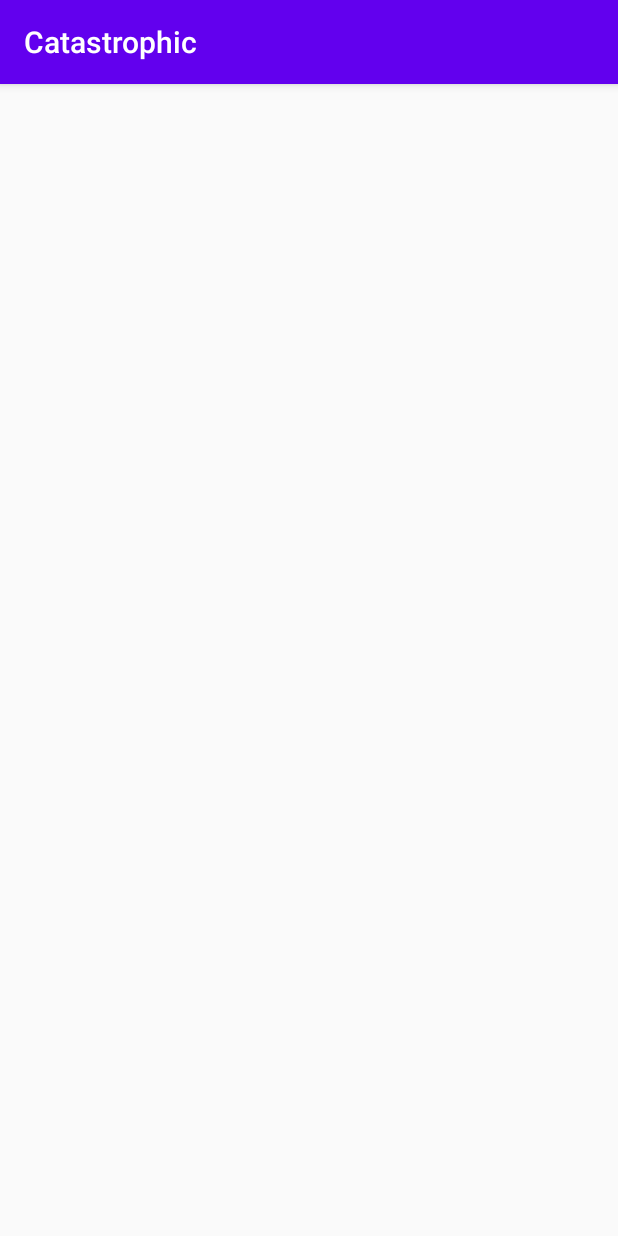
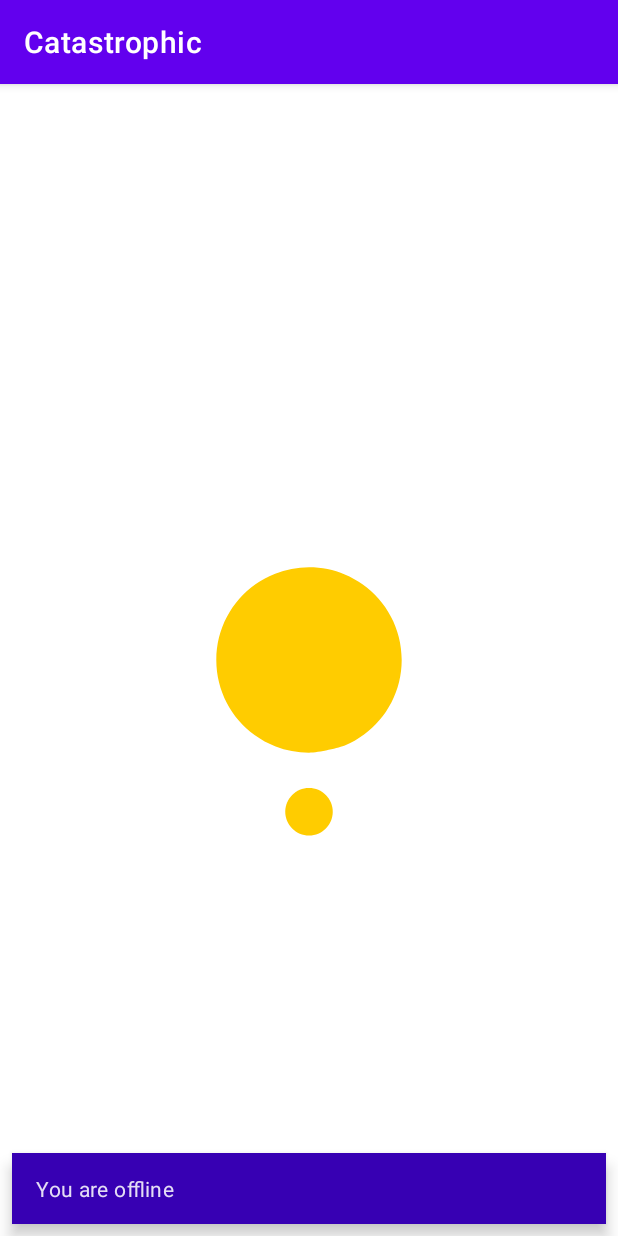
Before and after one commit to Zuhair-Kj/Catastrophic-app, an Android app: the screen it shows after launch (BrowseCatsActivity), on a phone screen of 412 x 824 dp. Run offline under Robolectric (Android 15) with nearby library versions, the phone set to English and light mode, and no system bars; our stand-ins replace Room's generated code, data binding; 4 statements that could not run were skipped.

Commit message:
advanced UI (Offline-Retry-Snackbar)

```diff
--- a/app/build.gradle
+++ b/app/build.gradle
@@ -54,6 +54,7 @@ dependencies {
     implementation 'com.squareup.retrofit2:converter-gson:2.6.4'
     implementation 'com.squareup.okhttp3:logging-interceptor:4.7.2'
     implementation 'com.github.bumptech.glide:glide:4.11.0'
+    implementation 'com.google.android.material:material:1.2.1'
 
     implementation "androidx.room:room-runtime:2.2.5"
     kapt "androidx.room:room-compiler:2.2.5"
--- a/app/src/main/AndroidManifest.xml
+++ b/app/src/main/AndroidManifest.xml
@@ -20,7 +20,7 @@
         </activity>
 
         <meta-data
-            android:name="com.example.catastrophic.LimitCacheSizeGlideModule"
+            android:name="com.example.catastrophic.GlideModule"
             android:value="AppGlideModule" />
     </application>
 
--- a/app/src/main/java/com/example/catastrophic/LimitCacheSizeGlideModule.kt
+++ b/app/src/main/java/com/example/catastrophic/GlideModule.kt
@@ -2,12 +2,11 @@ package com.example.catastrophic
 
 import android.content.Context
 import com.bumptech.glide.GlideBuilder
-import com.bumptech.glide.annotation.GlideModule
 import com.bumptech.glide.load.engine.cache.InternalCacheDiskCacheFactory
 import com.bumptech.glide.load.engine.cache.LruResourceCache
 import com.bumptech.glide.module.AppGlideModule
 
-class LimitCacheSizeGlideModule: AppGlideModule() {
+class GlideModule: AppGlideModule() {
     override fun applyOptions(context: Context, builder: GlideBuilder) {
         builder.setMemoryCache(LruResourceCache(1024 * 1024 * 20))
         builder.setDiskCache(InternalCacheDiskCacheFactory(context, 1024 * 1024 * 100))
--- a/app/src/main/res/values/styles.xml
+++ b/app/src/main/res/values/styles.xml
@@ -1,6 +1,6 @@
 <resources>
     <!-- Base application theme. -->
-    <style name="AppTheme" parent="Theme.AppCompat.Light.DarkActionBar">
+    <style name="AppTheme" parent="@style/Theme.MaterialComponents.Light.DarkActionBar">
         <!-- Customize your theme here. -->
         <item name="colorPrimary">@color/colorPrimary</item>
         <item name="colorPrimaryDark">@color/colorPrimaryDark</item>
--- a/browsing/build.gradle
+++ b/browsing/build.gradle
@@ -61,6 +61,8 @@ dependencies {
     kapt 'com.android.databinding:compiler:3.1.4'
     implementation 'androidx.recyclerview:recyclerview:1.1.0'
     implementation 'androidx.cardview:cardview:1.0.0'
+    implementation 'com.airbnb.android:lottie:3.4.1'
+    implementation 'com.google.android.material:material:1.2.1'
 
     implementation "androidx.room:room-runtime:2.2.5"
     kapt "androidx.room:room-compiler:2.2.5"
--- a/browsing/src/main/java/com/example/browsing/BrowseCatsActivity.kt
+++ b/browsing/src/main/java/com/example/browsing/BrowseCatsActivity.kt
@@ -1,15 +1,18 @@
 package com.example.browsing
 
 import android.os.Bundle
+import android.view.View
 import android.widget.Toast
 import androidx.activity.viewModels
 import androidx.appcompat.app.AppCompatActivity
+import androidx.core.content.ContextCompat
 import androidx.lifecycle.Observer
 import androidx.recyclerview.widget.GridLayoutManager
 import androidx.recyclerview.widget.RecyclerView
 import com.example.browsing.databinding.ActivityBrowseCatsBinding
 import com.example.core.utils.NetworkHelper
 import com.example.core.utils.Resource
+import com.google.android.material.snackbar.Snackbar
 import org.koin.android.ext.android.inject
 import java.lang.StringBuilder
 
@@ -19,6 +22,18 @@ class BrowseCatsActivity: AppCompatActivity() {
     private val browseViewModel: BrowseCatsViewModel by viewModels()
     private val catsAdapter = CatsAdapter()
     private val networkHelper: NetworkHelper by inject()
+    private var tmpIsOnline: Boolean? = null
+    private val onlineSnackbar by lazy {
+        Snackbar.make(binding.coordinatorLayout, R.string.online, Snackbar.LENGTH_SHORT).also {
+            it.view.setBackgroundColor(ContextCompat.getColor(it.context, R.color.colorPrimaryDark))
+        }
+    }
+    private val offlineSnackbar by lazy {
+        Snackbar.make(binding.coordinatorLayout, R.string.offline, Snackbar.LENGTH_INDEFINITE).also {
+            it.view.setBackgroundColor(ContextCompat.getColor(it.context, R.color.colorPrimaryDark))
+        }
+    }
+
     override fun onCreate(savedInstanceState: Bundle?) {
         super.onCreate(savedInstanceState)
         binding = ActivityBrowseCatsBinding.inflate(layoutInflater)
@@ -29,23 +44,50 @@ class BrowseCatsActivity: AppCompatActivity() {
         browseViewModel.catsLiveData.observe(this, Observer {
             when(it.status) {
                 Resource.Status.SUCCESS -> {
+                    binding.lottieLoader.visibility = View.GONE
+                    binding.list.visibility = View.VISIBLE
                     val s = it.data?.fold(StringBuilder(), { acc: StringBuilder, cat: Cat ->
                         acc.append( "${cat.id ?: "id"} - " )
                     }).toString()
                     catsAdapter.replaceItems(it.data ?: emptyList())
                 }
-                else -> {
-                    // Toast.makeText(this@MainActivity, it.message, Toast.LENGTH_SHORT).show()
+                Resource.Status.LOADING -> {
+                    if (catsAdapter.itemCount == 0) {
+                        binding.lottieLoader.visibility = View.VISIBLE
+                        binding.list.visibility = View.GONE
+                        binding.offlineGroup.visibility = View.GONE
+                    }
+                }
+                Resource.Status.ERROR -> {
+                    binding.lottieLoader.visibility = View.GONE
+                    binding.list.visibility = View.VISIBLE
+                    if (catsAdapter.itemCount == 0)
+                        binding.offlineGroup.visibility = View.VISIBLE
                 }
             }
         })
 
         if (savedInstanceState == null) {
             networkHelper.connectivityLiveData.observe(this, Observer {
-                it?.let {
+                it?.let { isOnline ->
+                    if (isOnline ) {
+                        if (tmpIsOnline == false) {
+                            onlineSnackbar.show()
+                            offlineSnackbar.dismiss()
+                            catsAdapter.clear()
+                        }
+                    } else {
+                        onlineSnackbar.dismiss()
+                        offlineSnackbar.show()
+                    }
                     browseViewModel.fetchCats()
                 }
+                tmpIsOnline = it
             })
+        }
+
+        binding.buttonRetry.setOnClickListener {
+            browseViewModel.fetchCats()
         }
     }
 
--- a/browsing/src/main/java/com/example/browsing/BrowseCatsViewModel.kt
+++ b/browsing/src/main/java/com/example/browsing/BrowseCatsViewModel.kt
@@ -15,25 +15,9 @@ class BrowseCatsViewModel: ViewModel(), KoinComponent {
     private val browseCatsRepository: BrowseCatsRepository by inject()
     private val networkHelper: NetworkHelper by inject()
 
-    val itemsFromApi = mutableListOf<Cat>()
-    val catsLiveData = MutableLiveData<Resource<List<Cat>>>()
+    private val itemsFromApi = mutableListOf<Cat>()
+    val catsLiveData = MutableLiveData<Resource<List<Cat>>>(Resource.loading())
     var currentPage = 1
-//    fun fetchCats() {
-//        val exceptionHandler = CoroutineExceptionHandler { _, exception ->
-//            exception.printStackTrace()
-//            catsLiveData.postValue(Resource.error(message = exception.message ?: ""))
-//        }
-//        viewModelScope.launch(Dispatchers.IO + exceptionHandler) {
-//            catsLiveData.postValue(Resource.loading())
-//
-//            val list = browseCatsRepository.fetchCatsFromApi(defaultParamsMap.plus("page" to currentPage.toString()))
-//            list?.let {
-//                browseCatsRepository.save(it)
-//                catsLiveData.postValue(Resource.success(it))
-//                return@launch
-//            }
-//        }
-//    }
 
     fun fetchCats() {
         val exceptionHandler = CoroutineExceptionHandler { _, exception ->
@@ -46,13 +30,20 @@ class BrowseCatsViewModel: ViewModel(), KoinComponent {
             val list = if (networkHelper.connectivityLiveData.value == true)
                 browseCatsRepository.fetchCatsFromApi(defaultParamsMap.plus("limit" to "20").plus("offset" to "${(currentPage - 1)*20}"))
                     ?.also { browseCatsRepository.save(it) }
-                else
-                browseCatsRepository.getAll()
+                else if (itemsFromApi.isEmpty()) {
+                    browseCatsRepository.getAll()
+                } else {
+                emptyList()
+            }
             list?.let {
-                itemsFromApi.addAll(it)
-                catsLiveData.postValue(Resource.success(itemsFromApi))
-                currentPage++
+                if (it.isNotEmpty()) {
+                    itemsFromApi.addAll(it)
+                    catsLiveData.postValue(Resource.success(itemsFromApi))
+                    currentPage++
+                    return@launch
+                }
             }
+            catsLiveData.postValue(Resource.error())
         }
     }
 }
--- a/browsing/src/main/java/com/example/browsing/CatsAdapter.kt
+++ b/browsing/src/main/java/com/example/browsing/CatsAdapter.kt
@@ -12,6 +12,11 @@ class CatsAdapter(private val items: MutableList<Cat> = mutableListOf()): Recycl
         val indexDiff = newItems.size - itemCount
         items.addAll(newItems.subList(itemCount, newItems.size))
         notifyItemRangeInserted(itemCount - indexDiff, itemCount - 1)
+    }
+
+    fun clear() {
+        items.clear()
+        notifyDataSetChanged()
     }
 
     override fun onCreateViewHolder(parent: ViewGroup, viewType: Int): CatViewHolder {
--- a/browsing/src/main/res/layout/activity_browse_cats.xml
+++ b/browsing/src/main/res/layout/activity_browse_cats.xml
@@ -1,5 +1,12 @@
 <?xml version="1.0" encoding="utf-8"?>
-<layout xmlns:android="http://schemas.android.com/apk/res/android">
+<layout xmlns:android="http://schemas.android.com/apk/res/android"
+    xmlns:app="http://schemas.android.com/apk/res-auto"
+    xmlns:tools="http://schemas.android.com/tools">
+
+    <androidx.coordinatorlayout.widget.CoordinatorLayout
+        android:id="@+id/coordinator_layout"
+        android:layout_width="match_parent"
+        android:layout_height="match_parent">
 
         <androidx.constraintlayout.widget.ConstraintLayout
             android:layout_width="match_parent"
@@ -9,7 +16,75 @@
             <androidx.recyclerview.widget.RecyclerView
                 android:id="@+id/list"
                 android:layout_width="match_parent"
-            android:layout_height="match_parent" />
+                android:layout_height="match_parent"
+                app:layout_constraintStart_toStartOf="parent" />
 
+            <com.airbnb.lottie.LottieAnimationView
+                android:id="@+id/lottie_loader"
+                android:layout_width="wrap_content"
+                android:layout_height="wrap_content"
+                android:visibility="gone"
+                app:layout_constraintBottom_toBottomOf="parent"
+                app:layout_constraintEnd_toEndOf="parent"
+                app:layout_constraintStart_toStartOf="parent"
+                app:layout_constraintTop_toTopOf="parent"
+                app:lottie_autoPlay="true"
+                app:lottie_loop="true"
+                app:lottie_rawRes="@raw/loader_lottie" />
+
+            <androidx.constraintlayout.widget.Guideline
+                android:id="@+id/guideline"
+                android:layout_width="0dp"
+                android:layout_height="0dp"
+                android:orientation="horizontal"
+                app:layout_constraintGuide_percent="0.5" />
+
+            <androidx.appcompat.widget.AppCompatImageView
+                android:id="@+id/image_offline"
+                android:layout_width="150dp"
+                android:layout_height="150dp"
+                app:layout_constraintBottom_toTopOf="@id/offline_message"
+                app:layout_constraintEnd_toEndOf="parent"
+                app:layout_constraintStart_toStartOf="parent"
+                app:srcCompat="@drawable/ic_cloud_off_24px"
+                app:tint="@color/colorPrimaryDark" />
+
+            <androidx.appcompat.widget.AppCompatTextView
+                android:id="@+id/offline_message"
+                android:layout_width="wrap_content"
+                android:layout_height="wrap_content"
+                android:layout_marginStart="@dimen/margin_smaldium"
+                android:layout_marginEnd="@dimen/margin_smaldium"
+                android:layout_marginBottom="@dimen/margin_small"
+                android:text="@string/request_failed"
+                android:textAlignment="center"
+                android:textColor="@color/black"
+                android:textSize="@dimen/font_medium"
+                app:layout_constraintBottom_toTopOf="@id/guideline"
+                app:layout_constraintEnd_toEndOf="parent"
+                app:layout_constraintStart_toStartOf="parent" />
+
+            <com.google.android.material.button.MaterialButton
+                android:id="@+id/button_retry"
+                style="@style/Widget.MaterialComponents.Button"
+                android:layout_width="wrap_content"
+                android:layout_height="wrap_content"
+                android:layout_marginTop="@dimen/margin_small"
+                android:background="@color/colorPrimaryDark"
+                android:text="@string/retry"
+                android:textColor="@color/white"
+                android:textSize="@dimen/font_medium"
+                app:layout_constraintEnd_toEndOf="parent"
+                app:layout_constraintStart_toStartOf="parent"
+                app:layout_constraintTop_toBottomOf="@id/guideline" />
+
+            <androidx.constraintlayout.widget.Group
+                android:id="@+id/offline_group"
+                android:layout_width="wrap_content"
+                android:layout_height="wrap_content"
+                android:visibility="gone"
+                app:constraint_referenced_ids="image_offline, button_retry, offline_message"
+                tools:visibility="visible" />
         </androidx.constraintlayout.widget.ConstraintLayout>
+    </androidx.coordinatorlayout.widget.CoordinatorLayout>
 </layout>
--- a/browsing/src/main/res/layout/item_cat.xml
+++ b/browsing/src/main/res/layout/item_cat.xml
@@ -15,7 +15,7 @@
             android:layout_height="match_parent"
             android:scaleType="centerCrop"
             binding:imageUrl="@{cat.url}"
-            binding:placeholder="@{@drawable/image_place_holder}"/>
+            binding:placeholder="@{@drawable/ic_cat_placeholder}"/>
 
     </androidx.cardview.widget.CardView>
 </layout>
--- /dev/null
+++ b/browsing/src/main/res/values/colors.xml
@@ -0,0 +1,6 @@
+<?xml version="1.0" encoding="utf-8"?>
+<resources>
+    <color name="colorPrimary">#6200EE</color>
+    <color name="colorPrimaryDark">#3700B3</color>
+    <color name="colorAccent">#03DAC5</color>
+</resources>
--- a/browsing/src/main/res/values/dimen.xml
+++ b/browsing/src/main/res/values/dimen.xml
@@ -1,4 +1,6 @@
 <?xml version="1.0" encoding="utf-8"?>
 <resources>
+    <dimen name="font_medium">16sp</dimen>
     <dimen name="margin_small">8dp</dimen>
+    <dimen name="margin_smaldium">12dp</dimen>
 </resources>
--- /dev/null
+++ b/browsing/src/main/res/values/strings.xml
@@ -0,0 +1,7 @@
+<?xml version="1.0" encoding="utf-8"?>
+<resources>
+    <string name="request_failed">There was a problem connecting to our servers</string>
+    <string name="retry">Retry</string>
+    <string name="online">You are back online</string>
+    <string name="offline">You are offline</string>
+</resources>
--- a/core/src/main/java/com/example/core/ImageViewBindingAdapter.kt
+++ b/core/src/main/java/com/example/core/ImageViewBindingAdapter.kt
@@ -28,8 +28,8 @@ object ImageViewBindingAdapter {
                 .thumbnail(0.05f)
                 .override(imageView.width, imageView.height)
                 .apply(RequestOptions.centerCropTransform())
+                .diskCacheStrategy(DiskCacheStrategy.RESOURCE)
                 .transition(DrawableTransitionOptions.withCrossFade(android.R.integer.config_mediumAnimTime))
-                .diskCacheStrategy(DiskCacheStrategy.RESOURCE)
                 .into(imageView)
         }
     }
--- /dev/null
+++ b/core/src/main/res/drawable/ic_cloud_off_24px.xml
@@ -0,0 +1,9 @@
+<vector xmlns:android="http://schemas.android.com/apk/res/android"
+    android:width="24dp"
+    android:height="24dp"
+    android:viewportWidth="24"
+    android:viewportHeight="24">
+  <path
+      android:fillColor="#FF000000"
+      android:pathData="M19.35,10.04C18.67,6.59 15.64,4 12,4c-1.48,0 -2.85,0.43 -4.01,1.17l1.46,1.46C10.21,6.23 11.08,6 12,6c3.04,0 5.5,2.46 5.5,5.5v0.5H19c1.66,0 3,1.34 3,3 0,1.13 -0.64,2.11 -1.56,2.62l1.45,1.45C23.16,18.16 24,16.68 24,15c0,-2.64 -2.05,-4.78 -4.65,-4.96zM3,5.27l2.75,2.74C2.56,8.15 0,10.77 0,14c0,3.31 2.69,6 6,6h11.73l2,2L21,20.73 4.27,4 3,5.27zM7.73,10l8,8H6c-2.21,0 -4,-1.79 -4,-4s1.79,-4 4,-4h1.73z"/>
+</vector>
--- /dev/null
+++ b/core/src/main/res/values/colors.xml
@@ -0,0 +1,6 @@
+<?xml version="1.0" encoding="utf-8"?>
+<resources>
+    <color name="black">#000</color>
+    <color name="white">#FFF</color>
+    <color name="silver">#555</color>
+</resources>
```
Also changed, not shown: core/src/main/res/drawable/ic_cat_placeholder.xml (added, +9 -0 lines), core/src/main/res/raw/loader_lottie.json (added, +1 -0 lines), core/src/main/res/drawable/image_place_holder.png (deleted). Lines whose indentation alone changed are shown as unchanged.
